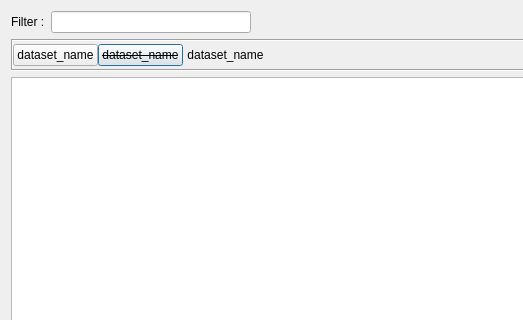
Before: the Qt Designer form ui/SydTableWidget.ui in OpenSyd/syd_ui, drawn with Qt 5; both pictures show x 0 to 523 and y 0 to 320 of the 1068 by 548 pixel window.
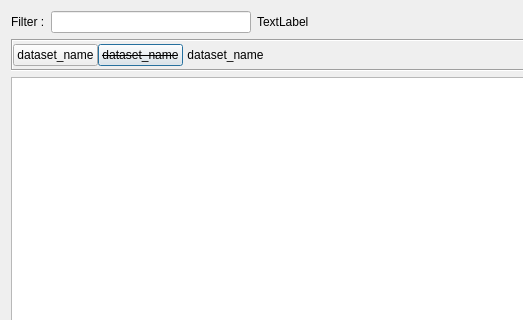
After: the same form once the commit is applied.

```diff
--- a/ui/SydTableWidget.ui
+++ b/ui/SydTableWidget.ui
@@ -39,6 +39,13 @@
        </property>
       </widget>
      </item>
+     <item>
+      <widget class="QLabel" name="label_status">
+       <property name="text">
+        <string>TextLabel</string>
+       </property>
+      </widget>
+     </item>
      <item>
       <spacer name="horizontalSpacer">
        <property name="orientation">
```
